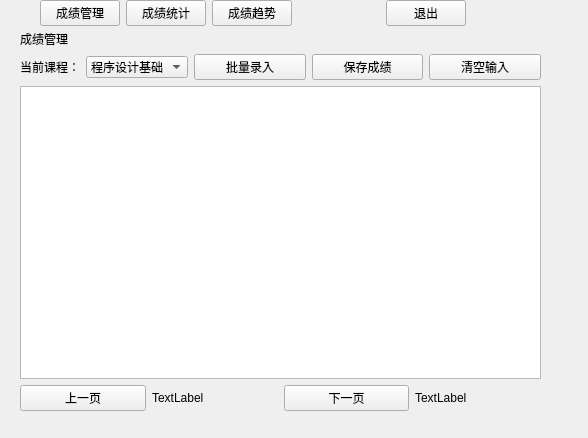
This is StudentScoreSystem/score.ui in wmq-666/qt as Qt 5 draws it before an edit. The edited form follows.
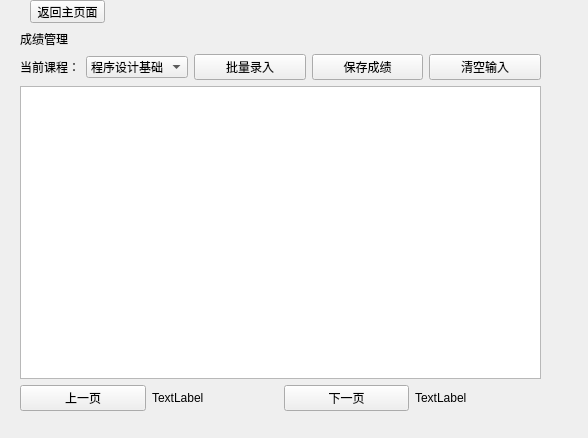
This is the edited form.

Patch:
```diff
--- a/StudentScoreSystem/score.ui
+++ b/StudentScoreSystem/score.ui
@@ -122,88 +122,18 @@
     </item>
    </layout>
   </widget>
-  <widget class="QWidget" name="layoutWidget_2">
+  <widget class="QPushButton" name="btnback">
    <property name="geometry">
     <rect>
-     <x>40</x>
+     <x>30</x>
      <y>0</y>
-     <width>426</width>
-     <height>27</height>
+     <width>75</width>
+     <height>23</height>
     </rect>
    </property>
-   <layout class="QHBoxLayout" name="horizontalLayout_4">
-    <item>
-     <layout class="QHBoxLayout" name="horizontalLayout_5">
-      <item>
-       <widget class="QPushButton" name="btnscore">
-        <property name="text">
-         <string>成绩管理</string>
-        </property>
-       </widget>
-      </item>
-      <item>
-       <widget class="QPushButton" name="btnstatistics">
-        <property name="text">
-         <string>成绩统计</string>
-        </property>
-       </widget>
-      </item>
-      <item>
-       <widget class="QPushButton" name="btntrend">
-        <property name="minimumSize">
-         <size>
-          <width>0</width>
-          <height>0</height>
-         </size>
-        </property>
-        <property name="text">
-         <string>成绩趋势</string>
-        </property>
-       </widget>
-      </item>
-     </layout>
-    </item>
-    <item>
-     <spacer name="horizontalSpacer">
-      <property name="orientation">
-       <enum>Qt::Orientation::Horizontal</enum>
-      </property>
-      <property name="sizeHint" stdset="0">
-       <size>
-        <width>40</width>
-        <height>20</height>
-       </size>
-      </property>
-     </spacer>
-    </item>
-    <item>
-     <widget class="QLabel" name="labelTitle">
-      <property name="text">
-       <string/>
-      </property>
-     </widget>
-    </item>
-    <item>
-     <spacer name="horizontalSpacer_2">
-      <property name="orientation">
-       <enum>Qt::Orientation::Horizontal</enum>
-      </property>
-      <property name="sizeHint" stdset="0">
-       <size>
-        <width>40</width>
-        <height>20</height>
-       </size>
-      </property>
-     </spacer>
-    </item>
-    <item>
-     <widget class="QPushButton" name="btnlogout">
-      <property name="text">
-       <string>退出</string>
-      </property>
-     </widget>
-    </item>
-   </layout>
+   <property name="text">
+    <string>返回主页面</string>
+   </property>
   </widget>
  </widget>
  <resources/>
```
Left out of the diff: 4 changed lines with no effect on the pictures.
